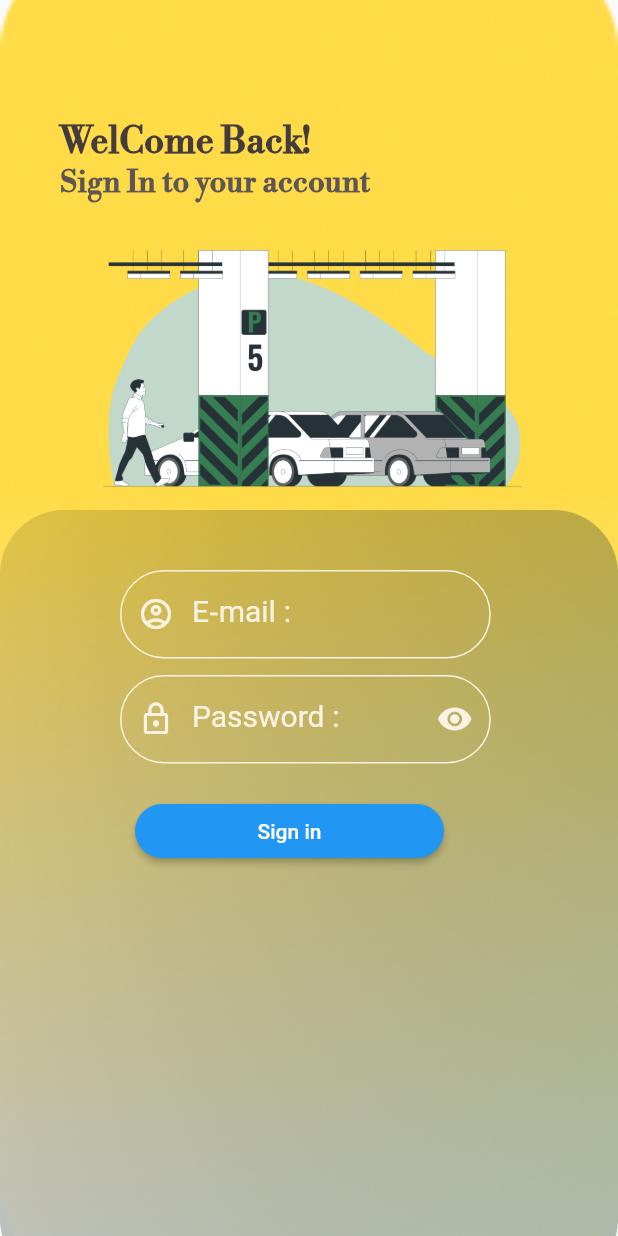
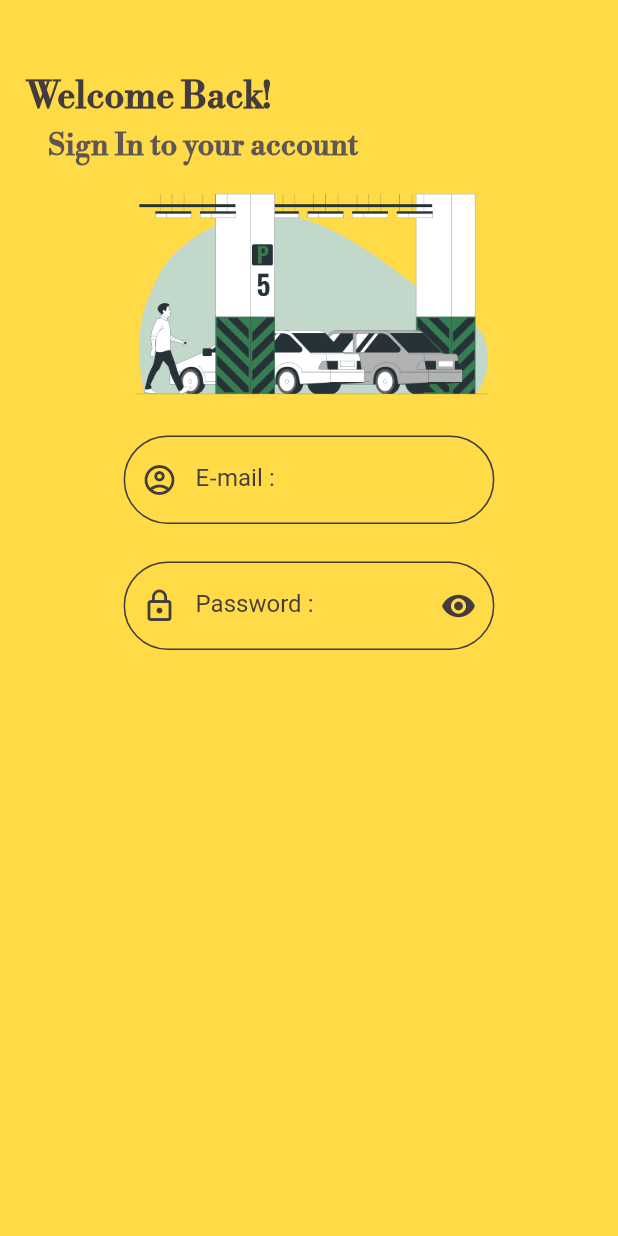
Before and after one commit to KOBOTONG/safespaceDemo, a Flutter app: the screen it shows after launch, after a tap on "Sign In", on a phone screen of 412 x 824 dp. Run offline on Flutter 3.47's test engine with Material 2 defaults, Android fonts, the light colour scheme and no system bars.

Commit message:
edit0409

```diff
--- a/lib/main.dart
+++ b/lib/main.dart
@@ -4,14 +4,14 @@ import 'package:demosafespace/states/signin.dart';
 import 'package:flutter/material.dart';
 
 import 'package:demosafespace/utility/constant.dart';
-import 'package:demosafespace/states/authen.dart';
+
 import 'package:demosafespace/states/create_acc.dart';
 import 'package:demosafespace/states/welcome.dart';
 
 final Map<String,WidgetBuilder>map = {
 
   '/welcome':(BuildContext context)=>Welcome(),
-  '/authen':(BuildContext context)=>Authen(),
+
   '/create_acc':(BuildContext context)=>CreareAcc(),
   '/signin':(BuildContext context)=>Signin(),
 };
--- a/lib/states/authen.dart
+++ /dev/null
@@ -1,176 +0,0 @@
-// ignore_for_file: prefer_const_constructors, avoid_unnecessary_containers, unused_local_variable, sized_box_for_whitespace
-
-import 'package:demosafespace/utility/constant.dart';
-import 'package:demosafespace/widget/show_image.dart';
-import 'package:flutter/material.dart';
-
-class Authen extends StatefulWidget {
-  const Authen({Key? key}) : super(key: key);
-
-  @override
-  State<Authen> createState() => _AuthenState();
-}
-
-class _AuthenState extends State<Authen> {
-  bool statusRedEye = true;
-  get childen => null;
-
-  @override
-  Widget build(BuildContext context) {
-    double size = MediaQuery.of(context).size.width;
-    return Scaffold(
-      body: SafeArea(
-        child: Stack(
-          children: [
-            buildBGWelcome(),
-            buildFrameWel(),
-            buildParking(),
-            buildPassword(size),
-            Container(
-              child: Positioned(
-                top: 80,
-                right: 40,
-                left: 40,
-                child: Text(
-                  "WelCome Back!",
-                  style: Constant().h1Style(),
-                ),
-              ),
-            ),
-            Container(
-              child: Positioned(
-                top: 110,
-                right: 40,
-                left: 40,
-                child: Text(
-                  "Sign In to your account",
-                  style: Constant().hStyle(),
-                ),
-              ),
-            ),
-            buildUser(size),
-            Row(
-              children: [
-                Container(
-                  margin: EdgeInsets.only(
-                    top: 530,
-                    left: 90,
-                    right: 80,
-                  ),
-                  width: size * 0.5,
-                  child: ElevatedButton(
-                    style: ElevatedButton.styleFrom(
-                      shape: RoundedRectangleBorder(
-                        borderRadius: BorderRadius.circular(30),
-                      ),
-                    ),
-                    onPressed: () {},
-                    child: Text('Sign in'),
-                  ),
-                ),
-              ],
-            ),
-          ],
-        ),
-      ),
-    );
-  }
-
-  Container buildUser(double size) {
-    return Container(
-      margin: EdgeInsets.only(
-        top: 380,
-        left: 80,
-        right: 80,
-      ),
-      width: size * 0.6,
-      child: TextFormField(
-        decoration: InputDecoration(
-          labelStyle: Constant().h6Style(),
-          labelText: 'E-mail :',
-          prefixIcon: Icon(
-            Icons.account_circle_outlined,
-            color: Constant.colorF,
-          ),
-          enabledBorder: OutlineInputBorder(
-              borderSide: BorderSide(color: Constant.colorF),
-              borderRadius: BorderRadius.circular(30)),
-          focusedBorder: OutlineInputBorder(
-            borderSide: BorderSide(color: Constant.colorF),
-          ),
-        ),
-      ),
-    );
-  }
-
-  Container buildPassword(double size) {
-    return Container(
-      margin: EdgeInsets.only(
-        top: 450,
-        left: 80,
-        right: 80,
-      ),
-      width: size * 0.6,
-      child: TextFormField(
-        obscureText: statusRedEye,
-        decoration: InputDecoration(
-          suffixIcon: IconButton(
-            onPressed: () {
-              setState(() {
-                statusRedEye = !statusRedEye;
-              });
-            },
-            icon: statusRedEye
-                ? Icon(Icons.remove_red_eye, color: Constant.colorF)
-                : Icon(
-                    Icons.remove_red_eye_outlined,
-                    color: Constant.colorF,
-                  ),
-          ),
-          labelStyle: Constant().h6Style(),
-          labelText: 'Password :',
-          prefixIcon: Icon(
-            Icons.lock_outline,
-            color: Constant.colorF,
-          ),
-          enabledBorder: OutlineInputBorder(
-              borderSide: BorderSide(color: Constant.colorF),
-              borderRadius: BorderRadius.circular(30)),
-          focusedBorder: OutlineInputBorder(
-            borderSide: BorderSide(color: Constant.colorF),
-          ),
-        ),
-      ),
-    );
-  }
-
-  Container buildParking() {
-    return Container(
-      child: Positioned(
-        top: 150,
-        left: 60,
-        right: 60,
-        child: ShowImage(path: Constant.asset6),
-      ),
-    );
-  }
-
-  Positioned buildFrameWel() {
-    return Positioned(
-        top: 340,
-        right: 0,
-        left: 0,
-        child: Image.asset(
-          Constant.asset4,
-        ));
-  }
-
-  Image buildBGWelcome() {
-    return Image.asset(
-      Constant.asset2,
-      height: double.infinity,
-      width: double.infinity,
-      fit: BoxFit.cover,
-    );
-  }
-}
--- a/lib/states/signin.dart
+++ b/lib/states/signin.dart
@@ -1,21 +1,181 @@
-// ignore_for_file: prefer_const_constructors
+// ignore_for_file: prefer_const_constructors, prefer_const_literals_to_create_immutables
 
+import 'package:demosafespace/widget/show_title.dart';
 import 'package:flutter/material.dart';
 import 'package:demosafespace/utility/constant.dart';
 import 'package:demosafespace/widget/show_image.dart';
 
 class Signin extends StatefulWidget {
-  const Signin({ Key? key }) : super(key: key);
+  const Signin({Key? key}) : super(key: key);
 
   @override
   State<Signin> createState() => _SigninState();
 }
 
 class _SigninState extends State<Signin> {
+  bool statusRedEye = true;
+  get childen => null;
   @override
   Widget build(BuildContext context) {
+    double size = MediaQuery.of(context).size.width;
+
     return Scaffold(
+      backgroundColor: Constant.yello,
+      body: SafeArea(
+        child: ListView(
+          children: [
+            makeTitle(),
+            makeTitleSign(),
+            imageParking(size),
+            makeEmail(size),
+            makePassword(size),
+          ],
+        ),
+      ),
+    );
+  }
 
+  Row makePassword(double size) {
+    return Row(
+      mainAxisAlignment: MainAxisAlignment.center,
+      children: [
+        Container(
+          padding: EdgeInsets.only(top: 15, bottom: 10),
+          width: size * 0.6,
+          child: TextFormField(
+            obscureText: statusRedEye,
+            decoration: InputDecoration(
+              suffixIcon: IconButton(
+                onPressed: () {
+                  setState(() {
+                    statusRedEye = !statusRedEye;
+                  });
+                },
+                icon: statusRedEye
+                    ? Icon(Icons.remove_red_eye, color: Constant.ligthBlack)
+                    : Icon(
+                        Icons.remove_red_eye_outlined,
+                        color: Constant.colorF,
+                      ),
+              ),
+              labelStyle: Constant().h3Style(),
+              labelText: 'Password :',
+              prefixIcon: Icon(
+                Icons.lock_outline,
+                color: Constant.ligthBlack,
+              ),
+              enabledBorder: OutlineInputBorder(
+                  borderSide: BorderSide(color: Constant.ligthBlack),
+                  borderRadius: BorderRadius.circular(30)),
+              focusedBorder: OutlineInputBorder(
+                borderSide: BorderSide(
+                  color: Constant.ligthBlack,
+                ),
+              ),
+            ),
+          ),
+        ),
+      ],
+    );
+  }
+
+  Row makeEmail(double size) {
+    return Row(
+      mainAxisAlignment: MainAxisAlignment.center,
+      children: [
+        Container(
+          padding: EdgeInsets.only(top: 11, bottom: 10),
+          width: size * 0.6,
+          child: TextFormField(
+            decoration: InputDecoration(
+              labelStyle: Constant().h3Style(),
+              labelText: 'E-mail :',
+              prefixIcon: Icon(
+                Icons.account_circle_outlined,
+                color: Constant.ligthBlack,
+              ),
+              enabledBorder: OutlineInputBorder(
+                  borderSide: BorderSide(color: Constant.ligthBlack),
+                  borderRadius: BorderRadius.circular(30)),
+              focusedBorder: OutlineInputBorder(
+                borderSide: BorderSide(color: Constant.ligthBlack),
+              ),
+            ),
+          ),
+        ),
+      ],
+    );
+  }
+
+  Container frameView() {
+    return Container(
+      child: Row(
+        children: [
+          ShowImage(path: Constant.asset4),
+        ],
+      ),
+    );
+  }
+
+  Container makeTitleSign() {
+    return Container(
+      padding: EdgeInsets.symmetric(horizontal: 32, vertical: 5),
+      child: Row(
+        children: [
+          Text(
+            "Sign In to your account",
+            style: Constant().hStyle(),
+          ),
+        ],
+      ),
+    );
+  }
+
+  Container makeTitle() {
+    return Container(
+      padding: EdgeInsets.only(left: 18, top: 50),
+      child: Row(
+        children: [
+          Text(
+            "Welcome Back!",
+            style: Constant().h1Style(),
+          ),
+        ],
+      ),
+    );
+  }
+
+  Row frameBuild(double size) {
+    return Row(
+      children: [
+        Positioned(
+          child: Container(
+            width: size * 1.0,
+            height: size * 1.6,
+            child: Positioned(
+              child: ShowImage(path: Constant.asset4),
+            ),
+          ),
+        ),
+      ],
+    );
+  }
+
+  Row imageParking(double size) {
+    return Row(
+      mainAxisAlignment: MainAxisAlignment.center,
+      children: [
+        Positioned(
+          child: Column(
+            children: [
+              Container(
+                width: size * 0.6,
+                child: ShowImage(path: Constant.asset6),
+              ),
+            ],
+          ),
+        ),
+      ],
     );
   }
 }
--- a/lib/states/welcome.dart
+++ b/lib/states/welcome.dart
@@ -82,7 +82,7 @@ class _WelcomeState extends State<Welcome> {
     //height: screenHeigth * 0.1,
     child: ElevatedButton(
       style: Constant().ourButton(),
-      onPressed: () =>Navigator.pushNamed(context, Constant.routeAuthen),
+      onPressed: () =>Navigator.pushNamed(context, Constant.routeSignin),
       child: Text(
         'Sign In',
         style: Constant().h2Style(),
--- a/lib/utility/constant.dart
+++ b/lib/utility/constant.dart
@@ -5,6 +5,7 @@ import 'package:flutter/material.dart';
 class Constant {
   // Genernal
   static String appName = 'SafeSpace';
+   static String SignName = 'welcome Back!';
   //Route
   static String routeWelcome = '/welcome';
   static String routeAuthen = '/authen';
@@ -46,14 +47,9 @@ class Constant {
         fontFamily: 'LibreBodoni',
         fontSize: 20,
         color: green,
-        fontWeight: FontWeight.normal,
+        fontWeight: FontWeight.w600,
       );
 
-  TextStyle h3Style() => TextStyle(
-        fontSize: 18,
-        color: colorF,
-        fontWeight: FontWeight.normal,
-      );
 
   TextStyle h4Style() => TextStyle(
         fontFamily: 'LibreBodoni',
@@ -73,6 +69,12 @@ class Constant {
         color: colorF,
         fontWeight: FontWeight.normal,
       );
+       TextStyle h3Style() => TextStyle(
+        fontFamily: 'NotoSansThai',
+        fontSize: 16,
+        color: ligthBlack,
+        fontWeight: FontWeight.normal,
+      );
   ButtonStyle ourButton() => ElevatedButton.styleFrom(
         primary: Constant.colorF,
         shape: RoundedRectangleBorder(
```
